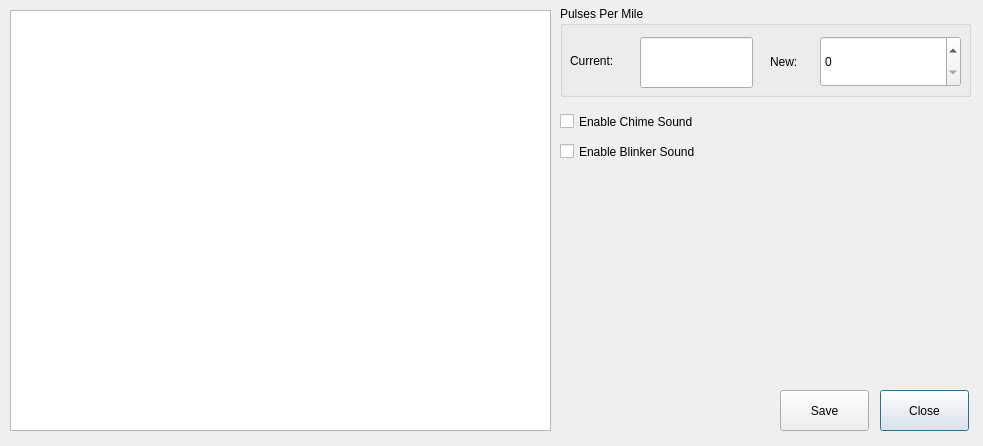
joshellissh/PiDGC, file source/display/hwdialog.ui: the form before one commit.
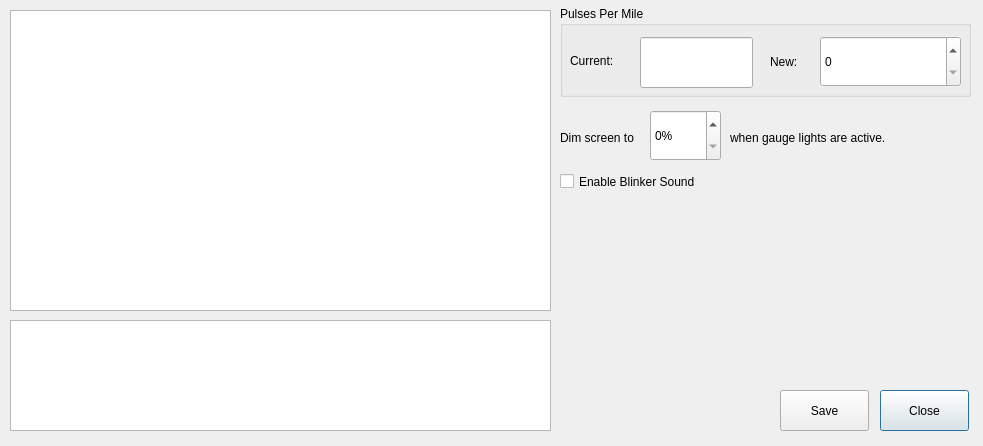
The form after the commit.

Diff of the .ui file:
```diff
--- a/source/display/hwdialog.ui
+++ b/source/display/hwdialog.ui
@@ -19,12 +19,12 @@
      <x>10</x>
      <y>10</y>
      <width>541</width>
-     <height>421</height>
+     <height>301</height>
     </rect>
    </property>
    <property name="font">
     <font>
-     <pointsize>11</pointsize>
+     <pointsize>9</pointsize>
     </font>
    </property>
   </widget>
@@ -131,24 +131,11 @@
     </property>
    </widget>
   </widget>
-  <widget class="QCheckBox" name="chimeBox">
-   <property name="geometry">
-    <rect>
-     <x>560</x>
-     <y>110</y>
-     <width>191</width>
-     <height>23</height>
-    </rect>
-   </property>
-   <property name="text">
-    <string>Enable Chime Sound</string>
-   </property>
-  </widget>
   <widget class="QCheckBox" name="blinkerBox">
    <property name="geometry">
     <rect>
      <x>560</x>
-     <y>140</y>
+     <y>170</y>
      <width>171</width>
      <height>23</height>
     </rect>
@@ -157,6 +144,66 @@
     <string>Enable Blinker Sound</string>
    </property>
   </widget>
+  <widget class="QSpinBox" name="screenDimmingSpinBox">
+   <property name="geometry">
+    <rect>
+     <x>650</x>
+     <y>110</y>
+     <width>71</width>
+     <height>51</height>
+    </rect>
+   </property>
+   <property name="suffix">
+    <string>%</string>
+   </property>
+   <property name="maximum">
+    <number>100</number>
+   </property>
+   <property name="singleStep">
+    <number>5</number>
+   </property>
+  </widget>
+  <widget class="QLabel" name="label">
+   <property name="geometry">
+    <rect>
+     <x>560</x>
+     <y>130</y>
+     <width>91</width>
+     <height>16</height>
+    </rect>
+   </property>
+   <property name="text">
+    <string>Dim screen to </string>
+   </property>
+  </widget>
+  <widget class="QLabel" name="label_2">
+   <property name="geometry">
+    <rect>
+     <x>730</x>
+     <y>130</y>
+     <width>181</width>
+     <height>16</height>
+    </rect>
+   </property>
+   <property name="text">
+    <string>when gauge lights are active.</string>
+   </property>
+  </widget>
+  <widget class="QPlainTextEdit" name="configEdit">
+   <property name="geometry">
+    <rect>
+     <x>10</x>
+     <y>320</y>
+     <width>541</width>
+     <height>111</height>
+    </rect>
+   </property>
+   <property name="font">
+    <font>
+     <pointsize>9</pointsize>
+    </font>
+   </property>
+  </widget>
  </widget>
  <resources/>
  <connections>
```
